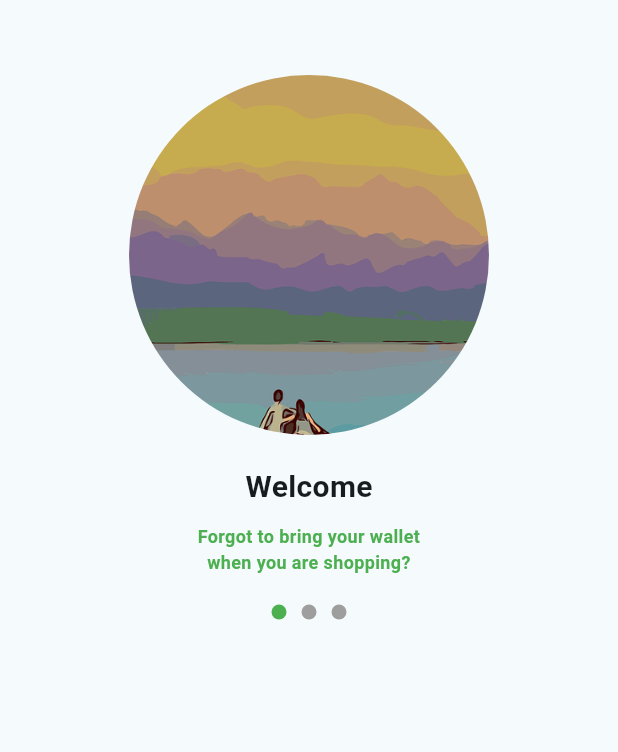
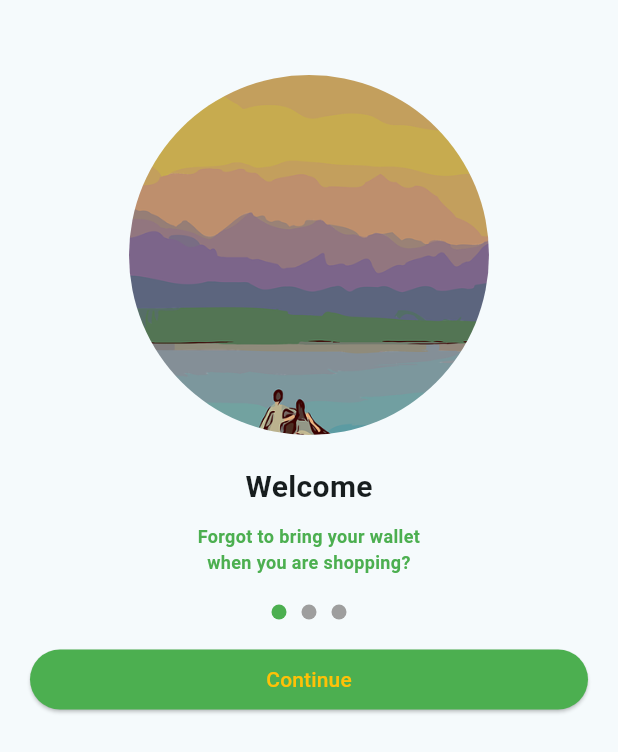
Before and after one commit to cendyal-hub/KB1179_1123150136_UTS, a Flutter app: the screen it shows after launch, on a phone screen of 412 x 824 dp. Shown: the top 752 px of the screen. Run offline on Flutter 3.47's test engine with Material 3 defaults, Android fonts, the phone set to English and light mode, and no system bars.

Commit message:
menambahkan button continue dengan warna di Splash Screen 1

```diff
--- a/lib/screen/SplashScreen1.dart
+++ b/lib/screen/SplashScreen1.dart
@@ -69,6 +69,28 @@ class Splashscreen1 extends StatelessWidget {
                         ),
                       ),
                     ],
+                  ),
+                  SizedBox(height: 20),
+                  Container(
+                    margin: const EdgeInsets.only(left: 20, right: 20),
+                    child: SizedBox(
+                      height: 40,
+                      width: double.infinity,
+                      child: ElevatedButton(
+                        onPressed: () {
+                          //call next pages
+                        },
+                        style: ElevatedButton.styleFrom(
+                          backgroundColor: Colors.green,
+                        ),
+                        child: Text(
+                          "Continue",
+                          style: TextStyle(
+                            fontSize: 14.0,
+                            color: Colors.amber
+                          ),
+                        ),),
+                    ),
                   )
                 ],
               ),
```
